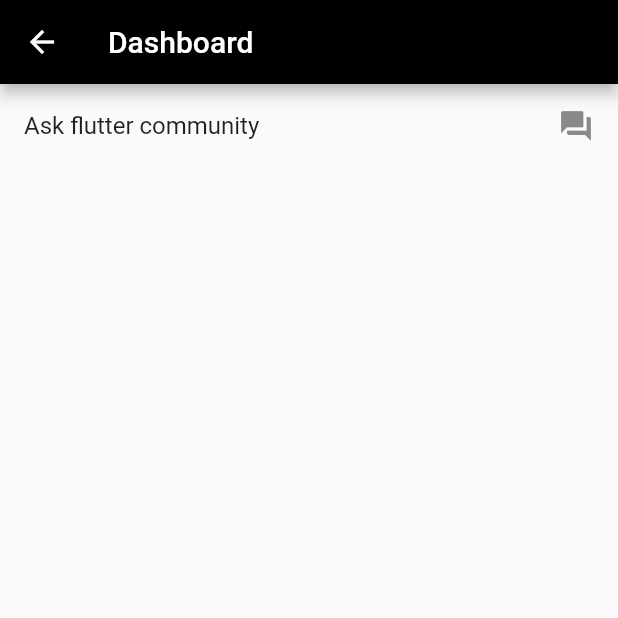
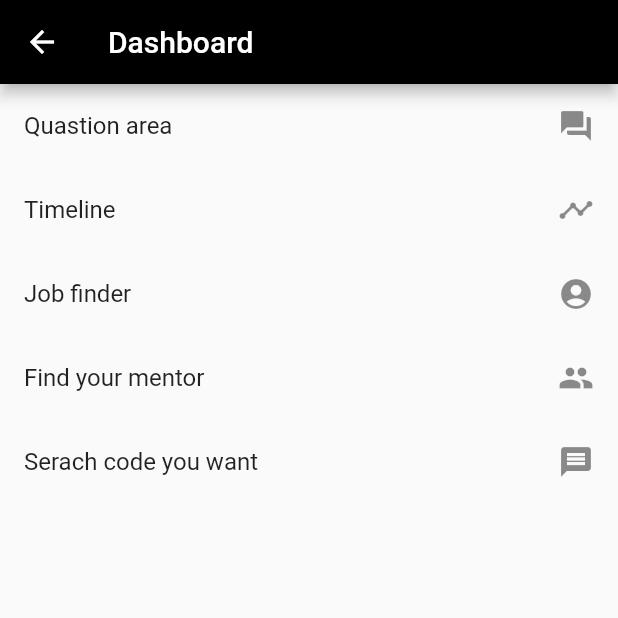
Before and after one commit to sandunsameera/flutter, a Flutter app: the Dashboard screen opened directly, on a phone screen of 412 x 824 dp, the top half of it. Run offline on Flutter 3.47's test engine with Material 2 defaults, Android fonts, the phone set to English and light mode, and no system bars.

Commit message:
Dashboard page

```diff
--- a/lib/Dashboard.dart
+++ b/lib/Dashboard.dart
@@ -1,3 +1,4 @@
+import 'package:ff/QuestionArea.dart';
 import 'package:flutter/material.dart';
 
 class Dashboard extends StatelessWidget {
@@ -16,8 +17,18 @@ class Dashboard extends StatelessWidget {
           child: Column(
             children: <Widget>[
               ListTile(
-                title: Text("Ask flutter community"),
+                title: Text("Quastion area"),
                 trailing: Icon(Icons.question_answer),
+                onTap: (){
+                  Navigator.push(
+                    context,
+                    MaterialPageRoute(builder: (context) => QuestionArea()),
+                  );
+                },
+              ),
+              ListTile(
+                title: Text("Timeline"),
+                trailing: Icon(Icons.timeline),
                 onTap: (){
                   Navigator.push(
                     context,
@@ -26,8 +37,36 @@ class Dashboard extends StatelessWidget {
                 },
               ),
               ListTile(
-                title: Text(""),
+                title: Text("Job finder"),
+                trailing: Icon(Icons.account_circle),
+                onTap: (){
+                  Navigator.push(
+                    context,
+                    MaterialPageRoute(builder: (context) => Dashboard()),
+                  );
+                },
               ),
+              ListTile(
+                title: Text("Find your mentor"),
+                trailing: Icon(Icons.people),
+                onTap: (){
+                  Navigator.push(
+                    context,
+                    MaterialPageRoute(builder: (context) => Dashboard()),
+                  );
+                },
+              ),
+              ListTile(
+                title: Text("Serach code you want"),
+                trailing: Icon(Icons.message),
+                onTap: (){
+                  Navigator.push(
+                    context,
+                    MaterialPageRoute(builder: (context) => Dashboard()),
+                  );
+                },
+              ),
+
             ],
           ),
         ),
```
